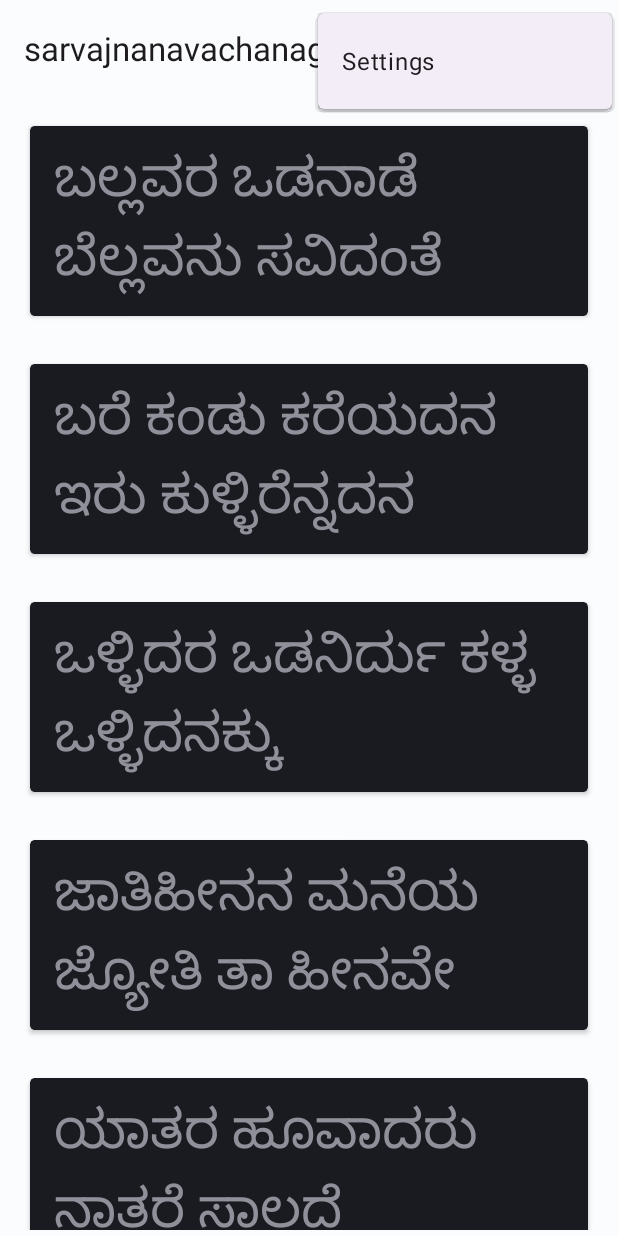
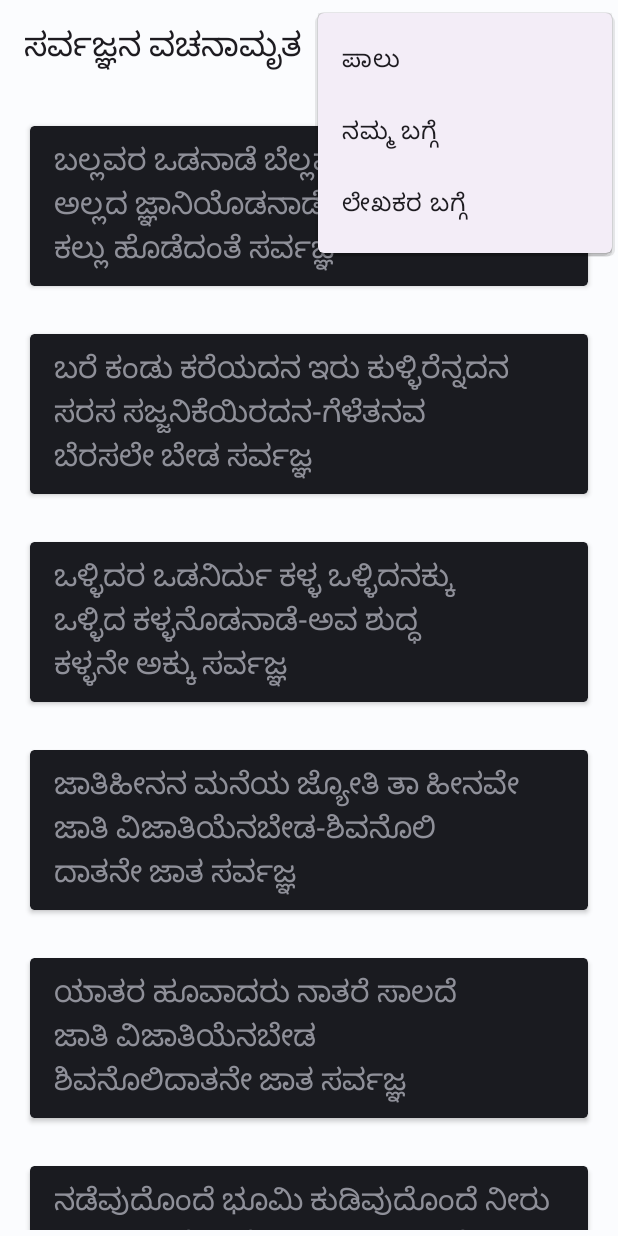
Before and after one commit to dhruvpatidar359/vachanaApp, an Android app: the screen it shows after launch (MainActivity), with the options menu open, on a phone screen of 412 x 824 dp. Run offline under Robolectric (Android 15) with nearby library versions, the phone set to English and light mode, and no system bars.

Commit message:
changed ui

```diff
--- a/app/src/main/res/layout/vachana_item.xml
+++ b/app/src/main/res/layout/vachana_item.xml
@@ -27,8 +27,8 @@
                     android:layout_width="wrap_content"
                     android:layout_height="wrap_content"
                     android:padding="8dp"
-                    android:lines="2"
-                    android:textSize="36sp"
+                    android:lines="3"
+                    android:textSize="20sp"
                     android:layout_marginStart="8dp"
                     android:text="@string/title"
                     />
--- a/app/src/main/res/menu/top_bar_menu.xml
+++ b/app/src/main/res/menu/top_bar_menu.xml
@@ -2,7 +2,17 @@
 <menu xmlns:android="http://schemas.android.com/apk/res/android">
 
     <item
-        android:id="@+id/settings"
-        android:title="@string/settings" />
+        android:id="@+id/share"
+        android:title="@string/share" />
+
+    <item
+        android:id="@+id/about_us"
+        android:title="@string/AboutUs" />
+
+    <item
+        android:id="@+id/about_author"
+        android:title="@string/AboutAuthor" />
+
+
 
 </menu>
--- a/app/src/main/res/values/strings.xml
+++ b/app/src/main/res/values/strings.xml
@@ -1,5 +1,5 @@
 <resources>
-    <string name="app_name">sarvajnanavachanagalu</string>
+    <string name="app_name">ಸರ್ವಜ್ಞನ ವಚನಾಮೃತ</string>
     <!-- Settings Activity Title -->
     <string name="title_activity_settings">SettingsActivity</string>
 
@@ -19,5 +19,7 @@
     <string name="attachment_summary_off">Only download attachments when manually requested</string>
     <string name="title">title</string>
     <string name="discription">discription</string>
-    <string name="settings">Settings</string>
+    <string name="share">ಪಾಲು</string>
+    <string name="AboutUs">ನಮ್ಮ ಬಗ್ಗೆ</string>
+    <string name="AboutAuthor">ಲೇಖಕರ ಬಗ್ಗೆ</string>
 </resources>
```
Also changed, not shown: app/src/main/AndroidManifest.xml (+6 -4 lines), app/src/main/java/com/example/sarvajnanavachanagalu/MainActivity.java (+41 -5 lines), app/src/main/java/com/example/sarvajnanavachanagalu/SettingsActivity.java (deleted, +0 -33 lines), app/src/main/java/com/example/sarvajnanavachanagalu/views/AboutUsActivity.java (added, +16 -0 lines), app/src/main/java/com/example/sarvajnanavachanagalu/views/AuthorActivity.java (added, +17 -0 lines), app/src/main/res/layout/activity_about_us.xml (added, +9 -0 lines), app/src/main/res/layout/activity_about_us2.xml (added, +9 -0 lines), app/src/main/res/layout/activity_author.xml (added, +9 -0 lines), app/src/main/res/layout/settings_activity.xml (deleted, +0 -9 lines), app/src/main/res/xml/root_preferences.xml (deleted, +0 -35 lines), 3 other files.
